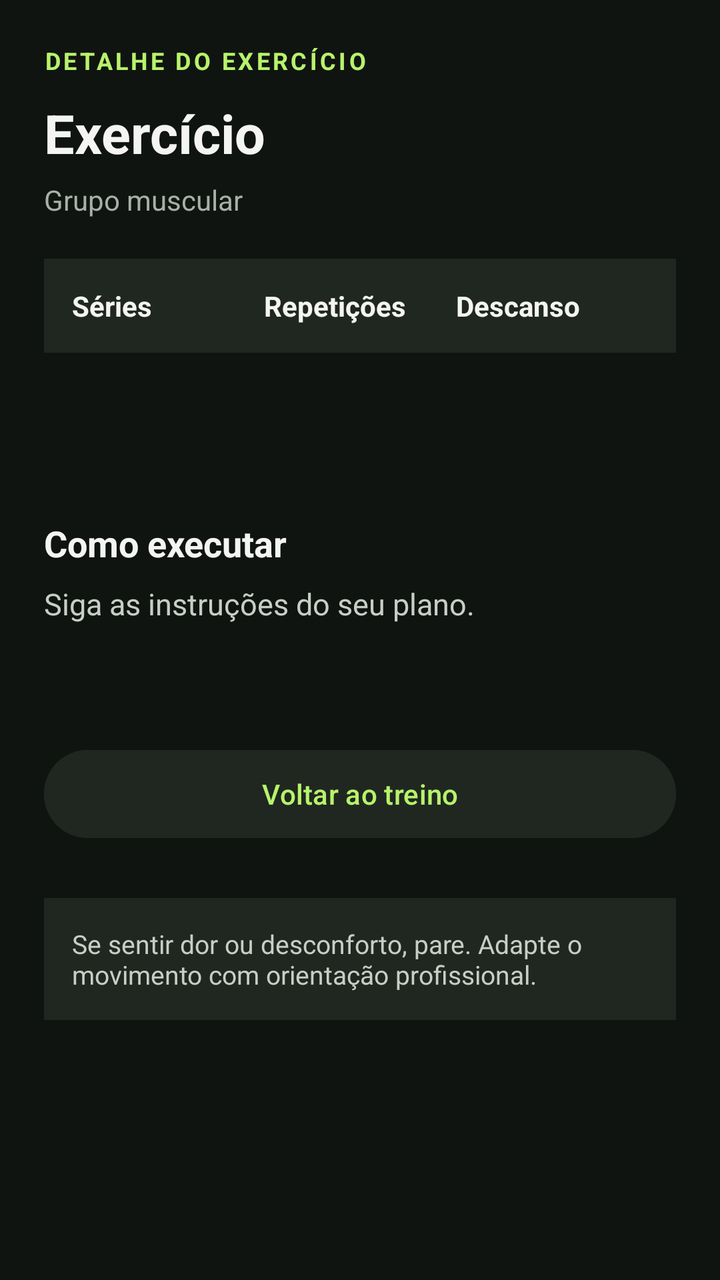
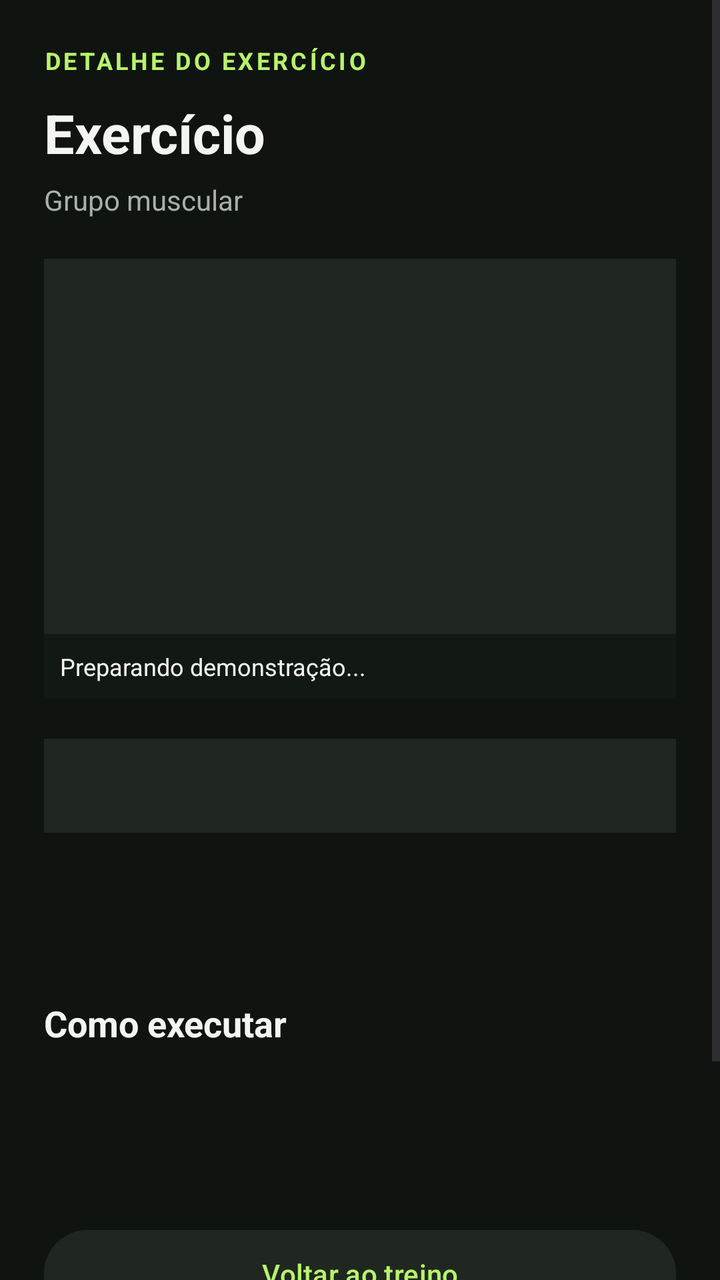

Two renders of the same Android screen: before a commit and after it. Below are the layout's source before the change and the commit's diff.
<!-- AndroidManifest.xml: application theme Theme.MeuPersonal -->
<!-- res/layout/fragment_exercicio_detalhe.xml -->
<?xml version="1.0" encoding="utf-8"?>
<ScrollView xmlns:android="http://schemas.android.com/apk/res/android"
    android:layout_width="match_parent" android:layout_height="match_parent"
    android:background="#101411" android:fillViewport="true">
    <LinearLayout android:layout_width="match_parent" android:layout_height="wrap_content"
        android:orientation="vertical" android:padding="22dp">
        <TextView android:layout_width="wrap_content" android:layout_height="wrap_content"
            android:text="DETALHE DO EXERCÍCIO" android:textColor="#B7F36B"
            android:textSize="12sp" android:textStyle="bold" android:letterSpacing="0.12" />
        <TextView android:id="@+id/textDetalheNome" android:layout_width="match_parent"
            android:layout_height="wrap_content" android:layout_marginTop="10dp"
            android:text="Exercício" android:textColor="#F4F5F2" android:textSize="27sp"
            android:textStyle="bold" />
        <TextView android:id="@+id/textDetalheGrupo" android:layout_width="match_parent"
            android:layout_height="wrap_content" android:layout_marginTop="6dp"
            android:text="Grupo muscular" android:textColor="#A8B0A8" android:textSize="14sp" />
        <LinearLayout android:layout_width="match_parent" android:layout_height="wrap_content"
            android:layout_marginTop="20dp" android:orientation="horizontal"
            android:background="#202720" android:padding="14dp">
            <TextView android:id="@+id/textDetalheSeries" android:layout_width="0dp"
                android:layout_height="wrap_content" android:layout_weight="1" android:text="Séries" android:textColor="#F4F5F2" android:textStyle="bold" />
            <TextView android:id="@+id/textDetalheReps" android:layout_width="0dp"
                android:layout_height="wrap_content" android:layout_weight="1" android:text="Repetições" android:textColor="#F4F5F2" android:textStyle="bold" />
            <TextView android:id="@+id/textDetalheDescanso" android:layout_width="0dp"
                android:layout_height="wrap_content" android:layout_weight="1" android:text="Descanso" android:textColor="#F4F5F2" android:textStyle="bold" />
        </LinearLayout>
        <TextView android:id="@+id/textDetalheIntensidade" android:layout_width="match_parent"
            android:layout_height="wrap_content" android:layout_marginTop="15dp"
            android:textColor="#B7F36B" android:textSize="14sp" />
        <TextView android:id="@+id/textDetalheCarga" android:layout_width="match_parent"
            android:layout_height="wrap_content" android:layout_marginTop="6dp"
            android:textColor="#A8B0A8" android:textSize="14sp" />
        <TextView android:layout_width="wrap_content" android:layout_height="wrap_content"
            android:layout_marginTop="24dp" android:text="Como executar"
            android:textColor="#F4F5F2" android:textSize="18sp" android:textStyle="bold" />
        <TextView android:id="@+id/textDetalheInstrucao" android:layout_width="match_parent"
            android:layout_height="wrap_content" android:layout_marginTop="8dp"
            android:lineSpacingExtra="5dp" android:text="Siga as instruções do seu plano."
            android:textColor="#C7CEC6" android:textSize="15sp" />
        <TextView android:id="@+id/textDetalheDescricao" android:layout_width="match_parent"
            android:layout_height="wrap_content" android:layout_marginTop="16dp"
            android:lineSpacingExtra="4dp" android:textColor="#8B958C" android:textSize="14sp" />
        <Button android:id="@+id/btnVoltarTreino" android:layout_width="match_parent"
            android:layout_height="52dp" android:layout_marginTop="24dp"
            android:text="Voltar ao treino" android:textAllCaps="false"
            android:textColor="#B7F36B" android:backgroundTint="#202720" />
        <TextView android:layout_width="match_parent" android:layout_height="wrap_content"
            android:layout_marginTop="26dp" android:padding="14dp" android:background="#202720"
            android:text="Se sentir dor ou desconforto, pare. Adapte o movimento com orientação profissional."
            android:textColor="#C7CEC6" android:textSize="13sp" />
    </LinearLayout>
</ScrollView>
<!-- resources referenced by this layout -->
<resources>
  <style name="Theme.MeuPersonal" parent="Base.Theme.MeuPersonal" />
  <style name="Base.Theme.MeuPersonal" parent="Theme.Material3.DayNight.NoActionBar">
          
          
      </style>
</resources>

<!-- the commit's change to res/layout/fragment_exercicio_detalhe.xml (unified diff, before → after) -->
@@ -1,52 +1,170 @@
 <?xml version="1.0" encoding="utf-8"?>
 <ScrollView xmlns:android="http://schemas.android.com/apk/res/android"
-    android:layout_width="match_parent" android:layout_height="match_parent"
-    android:background="#101411" android:fillViewport="true">
-    <LinearLayout android:layout_width="match_parent" android:layout_height="wrap_content"
-        android:orientation="vertical" android:padding="22dp">
-        <TextView android:layout_width="wrap_content" android:layout_height="wrap_content"
-            android:text="DETALHE DO EXERCÍCIO" android:textColor="#B7F36B"
-            android:textSize="12sp" android:textStyle="bold" android:letterSpacing="0.12" />
-        <TextView android:id="@+id/textDetalheNome" android:layout_width="match_parent"
-            android:layout_height="wrap_content" android:layout_marginTop="10dp"
-            android:text="Exercício" android:textColor="#F4F5F2" android:textSize="27sp"
+    android:layout_width="match_parent"
+    android:layout_height="match_parent"
+    android:background="#101411"
+    android:fillViewport="true">
+
+    <LinearLayout
+        android:layout_width="match_parent"
+        android:layout_height="wrap_content"
+        android:orientation="vertical"
+        android:padding="22dp">
+
+        <TextView
+            android:layout_width="wrap_content"
+            android:layout_height="wrap_content"
+            android:text="DETALHE DO EXERCÍCIO"
+            android:textColor="#B7F36B"
+            android:textSize="12sp"
+            android:textStyle="bold"
+            android:letterSpacing="0.12" />
+
+        <TextView
+            android:id="@+id/textDetalheNome"
+            android:layout_width="match_parent"
+            android:layout_height="wrap_content"
+            android:layout_marginTop="10dp"
+            android:text="Exercício"
+            android:textColor="#F4F5F2"
+            android:textSize="27sp"
             android:textStyle="bold" />
-        <TextView android:id="@+id/textDetalheGrupo" android:layout_width="match_parent"
-            android:layout_height="wrap_content" android:layout_marginTop="6dp"
-            android:text="Grupo muscular" android:textColor="#A8B0A8" android:textSize="14sp" />
-        <LinearLayout android:layout_width="match_parent" android:layout_height="wrap_content"
-            android:layout_marginTop="20dp" android:orientation="horizontal"
-            android:background="#202720" android:padding="14dp">
-            <TextView android:id="@+id/textDetalheSeries" android:layout_width="0dp"
-                android:layout_height="wrap_content" android:layout_weight="1" android:text="Séries" android:textColor="#F4F5F2" android:textStyle="bold" />
-            <TextView android:id="@+id/textDetalheReps" android:layout_width="0dp"
-                android:layout_height="wrap_content" android:layout_weight="1" android:text="Repetições" android:textColor="#F4F5F2" android:textStyle="bold" />
-            <TextView android:id="@+id/textDetalheDescanso" android:layout_width="0dp"
-                android:layout_height="wrap_content" android:layout_weight="1" android:text="Descanso" android:textColor="#F4F5F2" android:textStyle="bold" />
+
+        <TextView
+            android:id="@+id/textDetalheGrupo"
+            android:layout_width="match_parent"
+            android:layout_height="wrap_content"
+            android:layout_marginTop="6dp"
+            android:text="Grupo muscular"
+            android:textColor="#A8B0A8"
+            android:textSize="14sp" />
+
+        <FrameLayout
+            android:layout_width="match_parent"
+            android:layout_height="220dp"
+            android:layout_marginTop="20dp"
+            android:background="#202720">
+
+            <ImageView
+                android:id="@+id/imageDetalheExercicio"
+                android:layout_width="match_parent"
+                android:layout_height="match_parent"
+                android:contentDescription="Demonstração do exercício"
+                android:scaleType="centerCrop" />
+
+            <ProgressBar
+                android:id="@+id/progressImagemExercicio"
+                android:layout_width="wrap_content"
+                android:layout_height="wrap_content"
+                android:layout_gravity="center"
+                android:indeterminateTint="#B7F36B" />
+
+            <TextView
+                android:id="@+id/textImagemExercicio"
+                android:layout_width="match_parent"
+                android:layout_height="wrap_content"
+                android:layout_gravity="bottom"
+                android:background="#CC101411"
+                android:padding="8dp"
+                android:text="Preparando demonstração..."
+                android:textColor="#F4F5F2"
+                android:textSize="12sp" />
+        </FrameLayout>
+
+        <LinearLayout
+            android:layout_width="match_parent"
+            android:layout_height="wrap_content"
+            android:layout_marginTop="20dp"
+            android:orientation="horizontal"
+            android:background="#202720"
+            android:padding="14dp">
+
+            <TextView
+                android:id="@+id/textDetalheSeries"
+                android:layout_width="0dp"
+                android:layout_height="wrap_content"
+                android:layout_weight="1"
+                android:textColor="#F4F5F2"
+                android:textStyle="bold" />
+
+            <TextView
+                android:id="@+id/textDetalheReps"
+                android:layout_width="0dp"
+                android:layout_height="wrap_content"
+                android:layout_weight="1"
+                android:textColor="#F4F5F2"
+                android:textStyle="bold" />
+
+            <TextView
+                android:id="@+id/textDetalheDescanso"
+                android:layout_width="0dp"
+                android:layout_height="wrap_content"
+                android:layout_weight="1"
+                android:textColor="#F4F5F2"
+                android:textStyle="bold" />
         </LinearLayout>
-        <TextView android:id="@+id/textDetalheIntensidade" android:layout_width="match_parent"
-            android:layout_height="wrap_content" android:layout_marginTop="15dp"
-            android:textColor="#B7F36B" android:textSize="14sp" />
-        <TextView android:id="@+id/textDetalheCarga" android:layout_width="match_parent"
-            android:layout_height="wrap_content" android:layout_marginTop="6dp"
-            android:textColor="#A8B0A8" android:textSize="14sp" />
-        <TextView android:layout_width="wrap_content" android:layout_height="wrap_content"
-            android:layout_marginTop="24dp" android:text="Como executar"
-            android:textColor="#F4F5F2" android:textSize="18sp" android:textStyle="bold" />
-        <TextView android:id="@+id/textDetalheInstrucao" android:layout_width="match_parent"
-            android:layout_height="wrap_content" android:layout_marginTop="8dp"
-            android:lineSpacingExtra="5dp" android:text="Siga as instruções do seu plano."
-            android:textColor="#C7CEC6" android:textSize="15sp" />
-        <TextView android:id="@+id/textDetalheDescricao" android:layout_width="match_parent"
-            android:layout_height="wrap_content" android:layout_marginTop="16dp"
-            android:lineSpacingExtra="4dp" android:textColor="#8B958C" android:textSize="14sp" />
-        <Button android:id="@+id/btnVoltarTreino" android:layout_width="match_parent"
-            android:layout_height="52dp" android:layout_marginTop="24dp"
-            android:text="Voltar ao treino" android:textAllCaps="false"
-            android:textColor="#B7F36B" android:backgroundTint="#202720" />
-        <TextView android:layout_width="match_parent" android:layout_height="wrap_content"
-            android:layout_marginTop="26dp" android:padding="14dp" android:background="#202720"
-            android:text="Se sentir dor ou desconforto, pare. Adapte o movimento com orientação profissional."
-            android:textColor="#C7CEC6" android:textSize="13sp" />
+
+        <TextView
+            android:id="@+id/textDetalheIntensidade"
+            android:layout_width="match_parent"
+            android:layout_height="wrap_content"
+            android:layout_marginTop="15dp"
+            android:textColor="#B7F36B"
+            android:textSize="14sp" />
+
+        <TextView
+            android:id="@+id/textDetalheCarga"
+            android:layout_width="match_parent"
+            android:layout_height="wrap_content"
+            android:layout_marginTop="6dp"
+            android:textColor="#A8B0A8"
+            android:textSize="14sp" />
+
+        <TextView
+            android:layout_width="wrap_content"
+            android:layout_height="wrap_content"
+            android:layout_marginTop="24dp"
+            android:text="Como executar"
+            android:textColor="#F4F5F2"
+            android:textSize="18sp"
+            android:textStyle="bold" />
+
+        <TextView
+            android:id="@+id/textDetalheInstrucao"
+            android:layout_width="match_parent"
+            android:layout_height="wrap_content"
+            android:layout_marginTop="8dp"
+            android:lineSpacingExtra="5dp"
+            android:textColor="#C7CEC6"
+            android:textSize="15sp" />
+
+        <TextView
+            android:id="@+id/textDetalheDescricao"
+            android:layout_width="match_parent"
+            android:layout_height="wrap_content"
+            android:layout_marginTop="16dp"
+            android:lineSpacingExtra="4dp"
+            android:textColor="#8B958C"
+            android:textSize="14sp" />
+
+        <Button
+            android:id="@+id/btnVoltarTreino"
+            android:layout_width="match_parent"
+            android:layout_height="52dp"
+            android:layout_marginTop="24dp"
+            android:text="Voltar ao treino"
+            android:textAllCaps="false"
+            android:textColor="#B7F36B"
+            android:backgroundTint="#202720" />
+
+        <TextView
+            android:layout_width="match_parent"
+            android:layout_height="wrap_content"
+            android:layout_marginTop="26dp"
+            android:background="#202720"
+            android:padding="14dp"
+            android:text="Se sentir dor ou desconforto, interrompa o exercício e procure orientação profissional."
+            android:textColor="#C7CEC6"
+            android:textSize="13sp" />
     </LinearLayout>
 </ScrollView>
